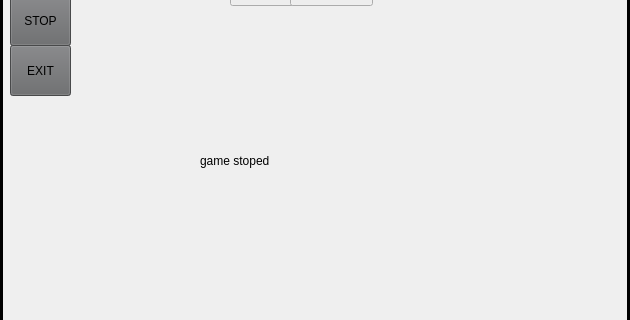
Old version of the form SkullKing/client.ui in the repository faezehghiasi/SkullKing_Game; both pictures show x 0 to 630 and y 135 to 455 of the 630 by 700 pixel window.
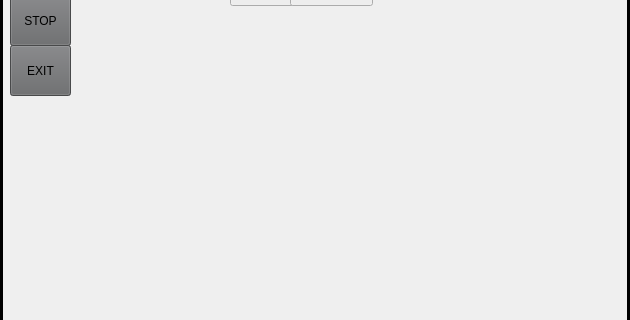
New version of the form. Icons and pictures are not drawn.

Commit message: return buttons created

Patch:
```diff
--- a/SkullKing/client.ui
+++ b/SkullKing/client.ui
@@ -238,23 +238,6 @@
       <string>EXIT</string>
      </property>
     </widget>
-    <widget class="QLabel" name="label_2">
-     <property name="geometry">
-      <rect>
-       <x>200</x>
-       <y>270</y>
-       <width>221</width>
-       <height>51</height>
-      </rect>
-     </property>
-     <property name="styleSheet">
-      <string notr="true">color: rgb(0, 0, 0);
-font: 18pt &quot;Snap ITC&quot;;</string>
-     </property>
-     <property name="text">
-      <string>game stoped</string>
-     </property>
-    </widget>
     <zorder>label</zorder>
     <zorder>pushButton</zorder>
     <zorder>pushButton_2</zorder>
```
Left out of the diff: 1 changed line with no effect on the pictures. The commit also changes 4 other files.
